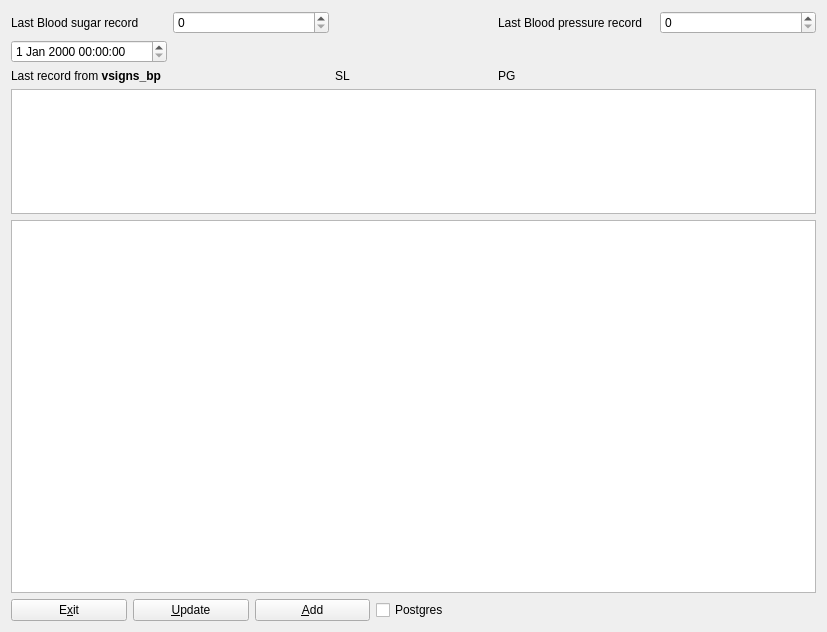
This is forms/notes.ui in lbase/bpvitals as Qt 5 draws it before an edit. The edited form follows.
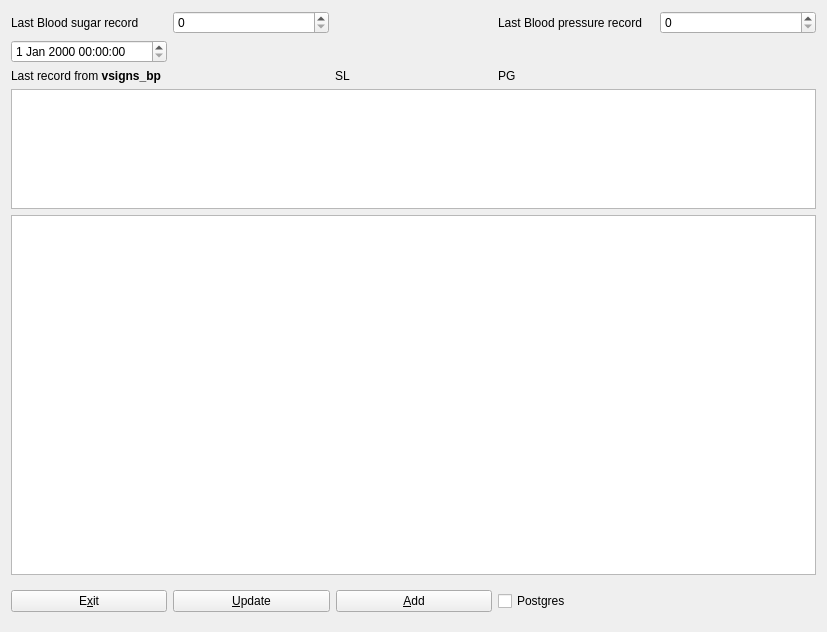
This is the edited form.

```diff
--- a/forms/notes.ui
+++ b/forms/notes.ui
@@ -51,7 +51,7 @@
    <item row="1" column="0">
     <widget class="QDateTimeEdit" name="dateTimeEdit"/>
    </item>
-   <item row="2" column="0" colspan="2">
+   <item row="3" column="0" colspan="2">
     <widget class="QLabel" name="lblLastRecord">
      <property name="text">
       <string>&lt;html&gt;&lt;head/&gt;&lt;body&gt;&lt;p&gt;Last record from &lt;span style=&quot; font-weight:600;&quot;&gt;vsigns_bp&lt;/span&gt;&lt;/p&gt;&lt;/body&gt;&lt;/html&gt;</string>
@@ -61,14 +61,21 @@
      </property>
     </widget>
    </item>
-   <item row="2" column="2">
+   <item row="3" column="2">
     <widget class="QLabel" name="lblRecord1">
      <property name="text">
       <string>SL</string>
      </property>
     </widget>
    </item>
-   <item row="3" column="0" colspan="5">
+   <item row="3" column="3">
+    <widget class="QLabel" name="lblRecord2">
+     <property name="text">
+      <string>PG</string>
+     </property>
+    </widget>
+   </item>
+   <item row="4" column="0" colspan="5">
     <widget class="QTableView" name="tblPrevRec">
      <property name="sizePolicy">
       <sizepolicy hsizetype="Expanding" vsizetype="Expanding">
@@ -78,17 +85,7 @@
      </property>
     </widget>
    </item>
-   <item row="4" column="0" colspan="5">
-    <widget class="QTextEdit" name="textEdit">
-     <property name="sizePolicy">
-      <sizepolicy hsizetype="Expanding" vsizetype="Expanding">
-       <horstretch>0</horstretch>
-       <verstretch>75</verstretch>
-      </sizepolicy>
-     </property>
-    </widget>
-   </item>
-   <item row="5" column="0" colspan="3">
+   <item row="6" column="0" colspan="3">
     <layout class="QHBoxLayout" name="horizontalLayout">
      <item>
       <widget class="QPushButton" name="btnExit">
@@ -111,19 +108,37 @@
        </property>
       </widget>
      </item>
-     <item>
-      <widget class="QCheckBox" name="chkPG">
-       <property name="text">
-        <string>Postgres</string>
-       </property>
-      </widget>
-     </item>
     </layout>
    </item>
-   <item row="2" column="3">
-    <widget class="QLabel" name="lblRecord2">
+   <item row="6" column="3">
+    <widget class="QCheckBox" name="chkPG">
+     <property name="sizePolicy">
+      <sizepolicy hsizetype="Minimum" vsizetype="Expanding">
+       <horstretch>0</horstretch>
+       <verstretch>0</verstretch>
+      </sizepolicy>
+     </property>
+     <property name="minimumSize">
+      <size>
+       <width>0</width>
+       <height>40</height>
+      </size>
+     </property>
      <property name="text">
-      <string>PG</string>
+      <string>Postgres</string>
+     </property>
+     <property name="tristate">
+      <bool>false</bool>
+     </property>
+    </widget>
+   </item>
+   <item row="5" column="0" colspan="5">
+    <widget class="QTextEdit" name="textEdit">
+     <property name="sizePolicy">
+      <sizepolicy hsizetype="Expanding" vsizetype="Expanding">
+       <horstretch>0</horstretch>
+       <verstretch>75</verstretch>
+      </sizepolicy>
      </property>
     </widget>
    </item>
```
